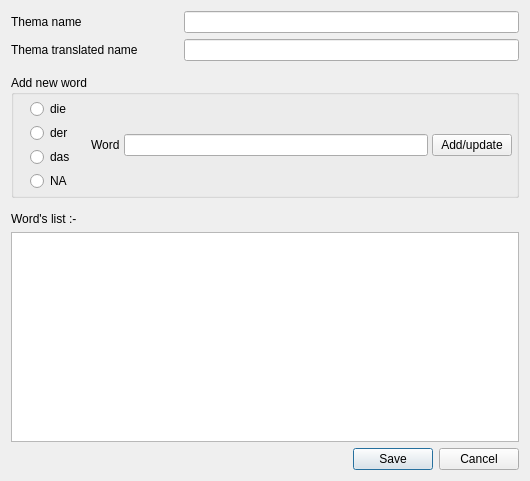
First picture: the form in src/der_artikel/thema_builder.ui, repository vikaspachdha/der_artikel, before the edit.
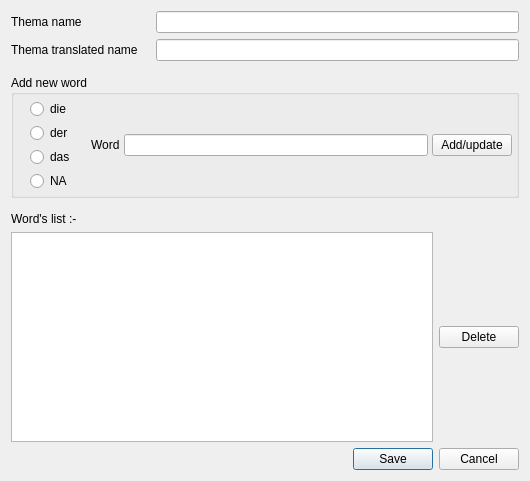
Second picture: the form after the edit.

Commit message: Added delete btn

The edit to the form file:
```diff
--- a/src/der_artikel/thema_builder.ui
+++ b/src/der_artikel/thema_builder.ui
@@ -20,9 +20,6 @@
    <string>Form</string>
   </property>
   <layout class="QGridLayout" name="gridLayout">
-   <item row="1" column="1" colspan="2">
-    <widget class="QLineEdit" name="_theam_tr_name_edit"/>
-   </item>
    <item row="5" column="0" colspan="3">
     <widget class="QLabel" name="label_4">
      <property name="text">
@@ -33,13 +30,6 @@
    <item row="6" column="0" colspan="3">
     <widget class="QListWidget" name="_word_list"/>
    </item>
-   <item row="7" column="1" colspan="2">
-    <widget class="QDialogButtonBox" name="_btn_box">
-     <property name="standardButtons">
-      <set>QDialogButtonBox::Cancel|QDialogButtonBox::Save</set>
-     </property>
-    </widget>
-   </item>
    <item row="2" column="0" colspan="3">
     <spacer name="verticalSpacer_2">
      <property name="orientation">
@@ -56,29 +46,6 @@
      </property>
     </spacer>
    </item>
-   <item row="4" column="0" colspan="3">
-    <spacer name="verticalSpacer">
-     <property name="orientation">
-      <enum>Qt::Vertical</enum>
-     </property>
-     <property name="sizeType">
-      <enum>QSizePolicy::Fixed</enum>
-     </property>
-     <property name="sizeHint" stdset="0">
-      <size>
-       <width>20</width>
-       <height>8</height>
-      </size>
-     </property>
-    </spacer>
-   </item>
-   <item row="1" column="0">
-    <widget class="QLabel" name="label_2">
-     <property name="text">
-      <string>Thema translated name</string>
-     </property>
-    </widget>
-   </item>
    <item row="0" column="0">
     <widget class="QLabel" name="label">
      <property name="text">
@@ -86,10 +53,27 @@
      </property>
     </widget>
    </item>
-   <item row="0" column="1" colspan="2">
-    <widget class="QLineEdit" name="_thema_name_edit"/>
+   <item row="1" column="0">
+    <widget class="QLabel" name="label_2">
+     <property name="text">
+      <string>Thema translated name</string>
+     </property>
+    </widget>
    </item>
-   <item row="3" column="0" colspan="3">
+   <item row="6" column="3">
+    <widget class="QPushButton" name="pushButton">
+     <property name="sizePolicy">
+      <sizepolicy hsizetype="Maximum" vsizetype="Fixed">
+       <horstretch>0</horstretch>
+       <verstretch>0</verstretch>
+      </sizepolicy>
+     </property>
+     <property name="text">
+      <string>Delete</string>
+     </property>
+    </widget>
+   </item>
+   <item row="3" column="0" colspan="4">
     <widget class="QGroupBox" name="groupBox">
      <property name="minimumSize">
       <size>
@@ -171,6 +155,35 @@
      </layout>
     </widget>
    </item>
+   <item row="0" column="1" colspan="3">
+    <widget class="QLineEdit" name="_thema_name_edit"/>
+   </item>
+   <item row="1" column="1" colspan="3">
+    <widget class="QLineEdit" name="_theam_tr_name_edit"/>
+   </item>
+   <item row="4" column="0" colspan="4">
+    <spacer name="verticalSpacer">
+     <property name="orientation">
+      <enum>Qt::Vertical</enum>
+     </property>
+     <property name="sizeType">
+      <enum>QSizePolicy::Fixed</enum>
+     </property>
+     <property name="sizeHint" stdset="0">
+      <size>
+       <width>20</width>
+       <height>8</height>
+      </size>
+     </property>
+    </spacer>
+   </item>
+   <item row="7" column="0" colspan="4">
+    <widget class="QDialogButtonBox" name="_btn_box">
+     <property name="standardButtons">
+      <set>QDialogButtonBox::Cancel|QDialogButtonBox::Save</set>
+     </property>
+    </widget>
+   </item>
   </layout>
  </widget>
  <resources/>
```
